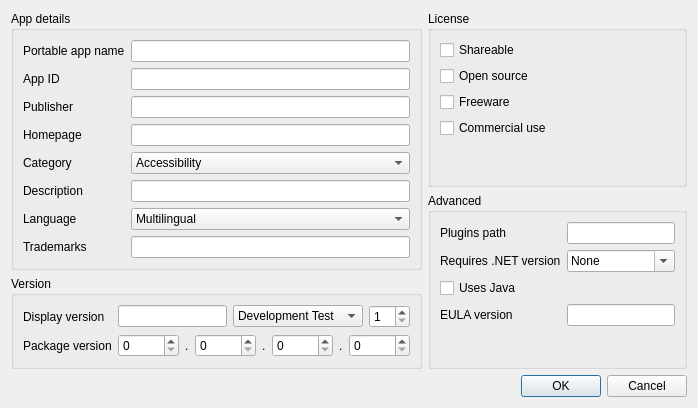
First picture: the form in ui/appinfo.ui, repository 3D1T0R/PortableApps.com-DevelopmentToolkit, before the edit.
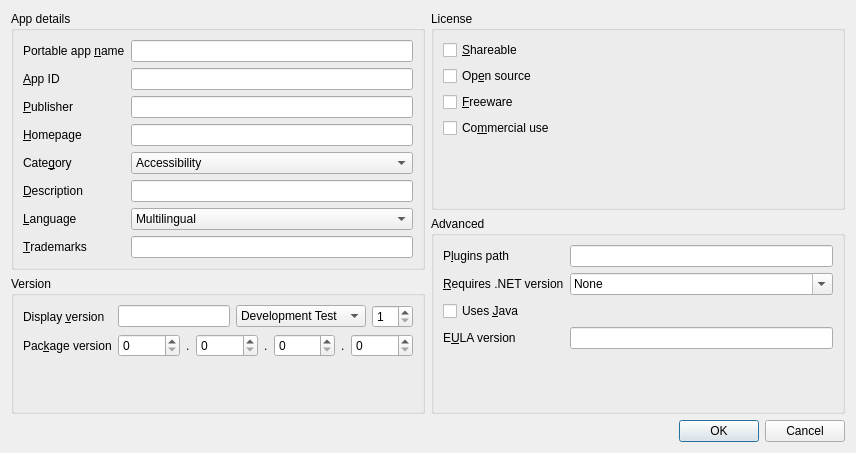
Second picture: the form after the edit. Icons and pictures are not drawn.

```diff
--- a/ui/appinfo.ui
+++ b/ui/appinfo.ui
@@ -2,6 +2,14 @@
 <ui version="4.0">
  <class>AppInfoDialog</class>
  <widget class="QDialog" name="AppInfoDialog">
+  <property name="geometry">
+   <rect>
+    <x>0</x>
+    <y>0</y>
+    <width>856</width>
+    <height>453</height>
+   </rect>
+  </property>
   <property name="windowTitle">
    <string>App details</string>
   </property>
@@ -30,7 +38,10 @@
         <item row="0" column="0">
          <widget class="QLabel" name="NameLabel">
           <property name="text">
-           <string>Portable app name</string>
+           <string>Portable app &amp;name</string>
+          </property>
+          <property name="buddy">
+           <cstring>Name</cstring>
           </property>
          </widget>
         </item>
@@ -44,7 +55,10 @@
         <item row="1" column="0">
          <widget class="QLabel" name="AppIDLabel">
           <property name="text">
-           <string>App ID</string>
+           <string>&amp;App ID</string>
+          </property>
+          <property name="buddy">
+           <cstring>AppID</cstring>
           </property>
          </widget>
         </item>
@@ -58,7 +72,10 @@
         <item row="2" column="0">
          <widget class="QLabel" name="PublisherLabel">
           <property name="text">
-           <string>Publisher</string>
+           <string>&amp;Publisher</string>
+          </property>
+          <property name="buddy">
+           <cstring>Publisher</cstring>
           </property>
          </widget>
         </item>
@@ -72,7 +89,10 @@
         <item row="3" column="0">
          <widget class="QLabel" name="HomepageLabel">
           <property name="text">
-           <string>Homepage</string>
+           <string>&amp;Homepage</string>
+          </property>
+          <property name="buddy">
+           <cstring>Homepage</cstring>
           </property>
          </widget>
         </item>
@@ -86,7 +106,10 @@
         <item row="4" column="0">
          <widget class="QLabel" name="CategoryLabel">
           <property name="text">
-           <string>Category</string>
+           <string>Cate&amp;gory</string>
+          </property>
+          <property name="buddy">
+           <cstring>Category</cstring>
           </property>
          </widget>
         </item>
@@ -147,7 +170,10 @@
         <item row="5" column="0">
          <widget class="QLabel" name="DescriptionLabel">
           <property name="text">
-           <string>Description</string>
+           <string>&amp;Description</string>
+          </property>
+          <property name="buddy">
+           <cstring>Description</cstring>
           </property>
          </widget>
         </item>
@@ -161,7 +187,10 @@
         <item row="6" column="0">
          <widget class="QLabel" name="LanguageLabel">
           <property name="text">
-           <string>Language</string>
+           <string>&amp;Language</string>
+          </property>
+          <property name="buddy">
+           <cstring>Language</cstring>
           </property>
          </widget>
         </item>
@@ -522,7 +551,10 @@
         <item row="7" column="0">
          <widget class="QLabel" name="TrademarksLabel">
           <property name="text">
-           <string>Trademarks</string>
+           <string>&amp;Trademarks</string>
+          </property>
+          <property name="buddy">
+           <cstring>Trademarks</cstring>
           </property>
          </widget>
         </item>
@@ -545,7 +577,10 @@
         <item row="0" column="0">
          <widget class="QLabel" name="DisplayVersionLabel">
           <property name="text">
-           <string>Display version</string>
+           <string>Display &amp;version</string>
+          </property>
+          <property name="buddy">
+           <cstring>DisplayVersionBase</cstring>
           </property>
          </widget>
         </item>
@@ -594,7 +629,10 @@
         <item row="1" column="0">
          <widget class="QLabel" name="PackageVersionLabel">
           <property name="text">
-           <string>Package version</string>
+           <string>Pac&amp;kage version</string>
+          </property>
+          <property name="buddy">
+           <cstring>PackageVersion1</cstring>
           </property>
          </widget>
         </item>
@@ -688,28 +726,28 @@
         <item row="0" column="0">
          <widget class="QCheckBox" name="Shareable">
           <property name="text">
-           <string>Shareable</string>
+           <string>&amp;Shareable</string>
           </property>
          </widget>
         </item>
         <item row="1" column="0">
          <widget class="QCheckBox" name="OpenSource">
           <property name="text">
-           <string>Open source</string>
+           <string>Op&amp;en source</string>
           </property>
          </widget>
         </item>
         <item row="2" column="0">
          <widget class="QCheckBox" name="Freeware">
           <property name="text">
-           <string>Freeware</string>
+           <string>&amp;Freeware</string>
           </property>
          </widget>
         </item>
         <item row="3" column="0">
          <widget class="QCheckBox" name="CommercialUse">
           <property name="text">
-           <string>Commercial use</string>
+           <string>Co&amp;mmercial use</string>
           </property>
          </widget>
         </item>
@@ -728,7 +766,10 @@
         <item row="0" column="0">
          <widget class="QLabel" name="PluginsPathLabel">
           <property name="text">
-           <string>Plugins path</string>
+           <string>P&amp;lugins path</string>
+          </property>
+          <property name="buddy">
+           <cstring>PluginsPath</cstring>
           </property>
          </widget>
         </item>
@@ -742,7 +783,10 @@
         <item row="2" column="0">
          <widget class="QLabel" name="UsesDotNetVersionLabel">
           <property name="text">
-           <string>Requires .NET version</string>
+           <string>&amp;Requires .NET version</string>
+          </property>
+          <property name="buddy">
+           <cstring>UsesDotNetVersion</cstring>
           </property>
          </widget>
         </item>
@@ -786,14 +830,17 @@
         <item row="3" column="0">
          <widget class="QCheckBox" name="UsesJava">
           <property name="text">
-           <string>Uses Java</string>
+           <string>Uses &amp;Java</string>
           </property>
          </widget>
         </item>
         <item row="4" column="0">
          <widget class="QLabel" name="EULAVersionLabel">
           <property name="text">
-           <string>EULA version</string>
+           <string>E&amp;ULA version</string>
+          </property>
+          <property name="buddy">
+           <cstring>EULAVersion</cstring>
           </property>
          </widget>
         </item>
```
